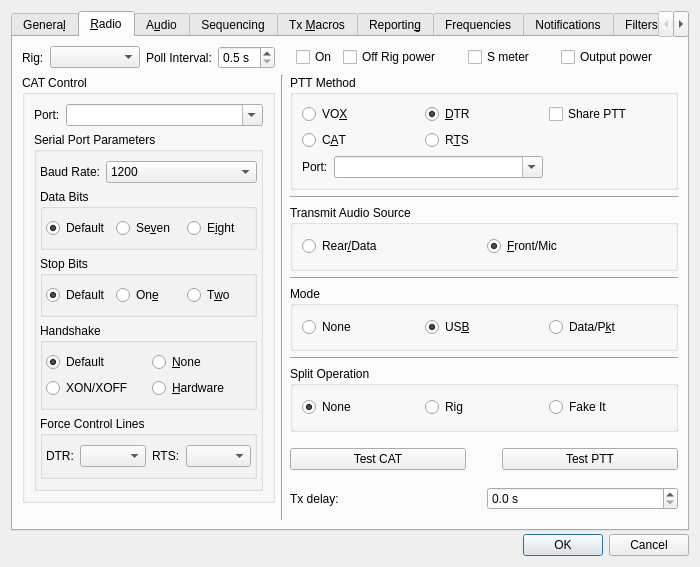
Before: the Qt Designer form Configuration.ui in jtdx-project/jtdx, drawn with Qt 5.
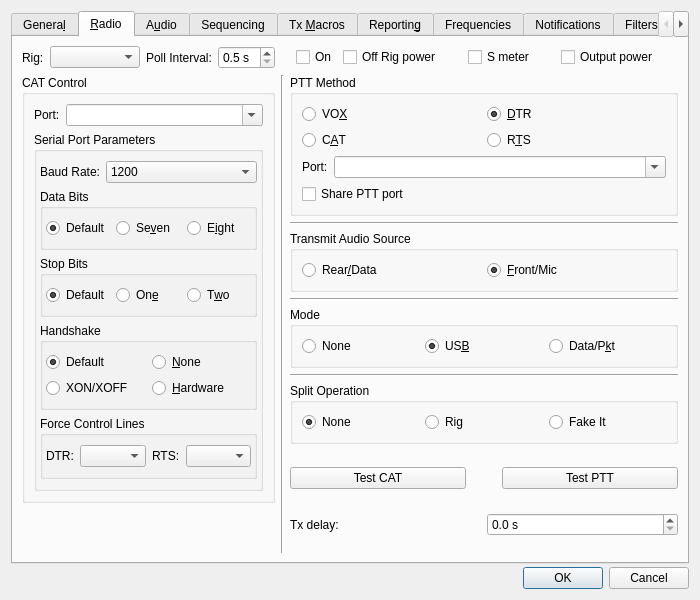
After: the same form once the commit is applied. The open tabs and pages were chosen to show the change.

Commit message: reworked ptt port sharing

Diff of the .ui file:
```diff
--- a/Configuration.ui
+++ b/Configuration.ui
@@ -7,7 +7,7 @@
     <x>0</x>
     <y>0</y>
     <width>700</width>
-    <height>567</height>
+    <height>600</height>
    </rect>
   </property>
   <property name="sizePolicy">
@@ -19,7 +19,7 @@
   <property name="minimumSize">
    <size>
     <width>686</width>
-    <height>550</height>
+    <height>586</height>
    </size>
   </property>
   <property name="windowTitle">
@@ -1317,22 +1317,6 @@
             </attribute>
            </widget>
           </item>
-         <item row="0" column="2">
-          <widget class="QCheckBox" name="rig_ptt_share_check_box">
-           <property name="sizePolicy">
-            <sizepolicy hsizetype="Preferred" vsizetype="Fixed">
-             <horstretch>0</horstretch>
-             <verstretch>0</verstretch>
-            </sizepolicy>
-           </property>
-           <property name="toolTip">
-            <string>&lt;html&gt;&lt;head/&gt;&lt;body&gt;&lt;p&gt;Request enable PTT sharing in Hamlib.&lt;/p&gt;&lt;/body&gt;&lt;/html&gt;</string>
-           </property>
-           <property name="text">
-            <string>Share PTT</string>
-           </property>
-          </widget>
-         </item>
           <item row="0" column="1">
            <widget class="QRadioButton" name="PTT_DTR_radio_button">
             <property name="toolTip">
@@ -1375,7 +1359,7 @@
             </attribute>
            </widget>
           </item>
-          <item row="2" column="0" rowspan="2" colspan="2">
+          <item row="2" column="0" rowspan="3" colspan="2">
            <layout class="QFormLayout" name="formLayout_4">
             <property name="fieldGrowthPolicy">
              <enum>QFormLayout::ExpandingFieldsGrow</enum>
@@ -1415,6 +1399,22 @@
               </property>
              </widget>
             </item>
+            <item row="1" column="0" colspan="2">
+             <widget class="QCheckBox" name="rig_ptt_share_check_box">
+              <property name="sizePolicy">
+               <sizepolicy hsizetype="Preferred" vsizetype="Fixed">
+                <horstretch>0</horstretch>
+                <verstretch>0</verstretch>
+               </sizepolicy>
+              </property>
+              <property name="toolTip">
+               <string>&lt;html&gt;&lt;head/&gt;&lt;body&gt;&lt;p&gt;Request enable PTT port sharing in Hamlib.&lt;/p&gt;&lt;/body&gt;&lt;/html&gt;</string>
+              </property>
+              <property name="text">
+               <string>Share PTT port</string>
+              </property>
+             </widget>
+            </item>
            </layout>
           </item>
          </layout>
```
The commit also changes 20 other files.
